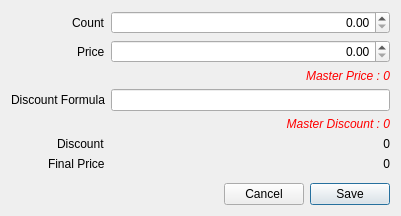
Old version of the form libgui/cashier/editpricecountdialog.ui in the repository apinprastya/sultan.
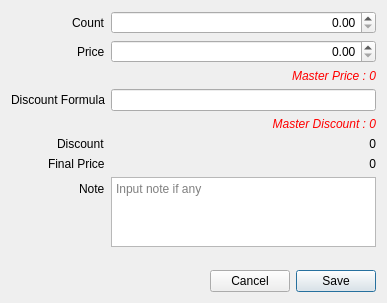
New version of the form.

Commit message: implement add note to item sold

```diff
--- a/libgui/cashier/editpricecountdialog.ui
+++ b/libgui/cashier/editpricecountdialog.ui
@@ -6,8 +6,8 @@
    <rect>
     <x>0</x>
     <y>0</y>
-    <width>401</width>
-    <height>216</height>
+    <width>387</width>
+    <height>303</height>
    </rect>
   </property>
   <property name="windowTitle">
@@ -123,6 +123,29 @@
        </property>
       </widget>
      </item>
+     <item row="7" column="0">
+      <widget class="QLabel" name="label_6">
+       <property name="text">
+        <string>Note</string>
+       </property>
+      </widget>
+     </item>
+     <item row="7" column="1">
+      <widget class="QPlainTextEdit" name="plainNote">
+       <property name="maximumSize">
+        <size>
+         <width>16777215</width>
+         <height>75</height>
+        </size>
+       </property>
+       <property name="tabChangesFocus">
+        <bool>true</bool>
+       </property>
+       <property name="placeholderText">
+        <string>Input note if any</string>
+       </property>
+      </widget>
+     </item>
     </layout>
    </item>
    <item>
```
Left out of the diff: 8 changed lines with no effect on the pictures. The commit also changes 13 other files.
